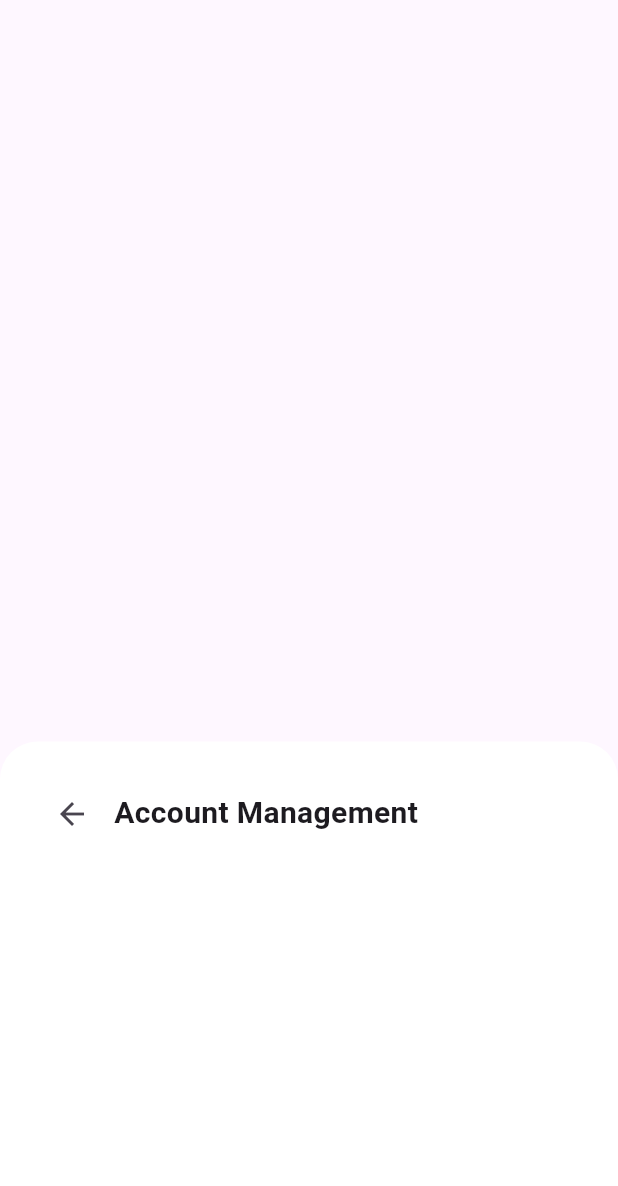
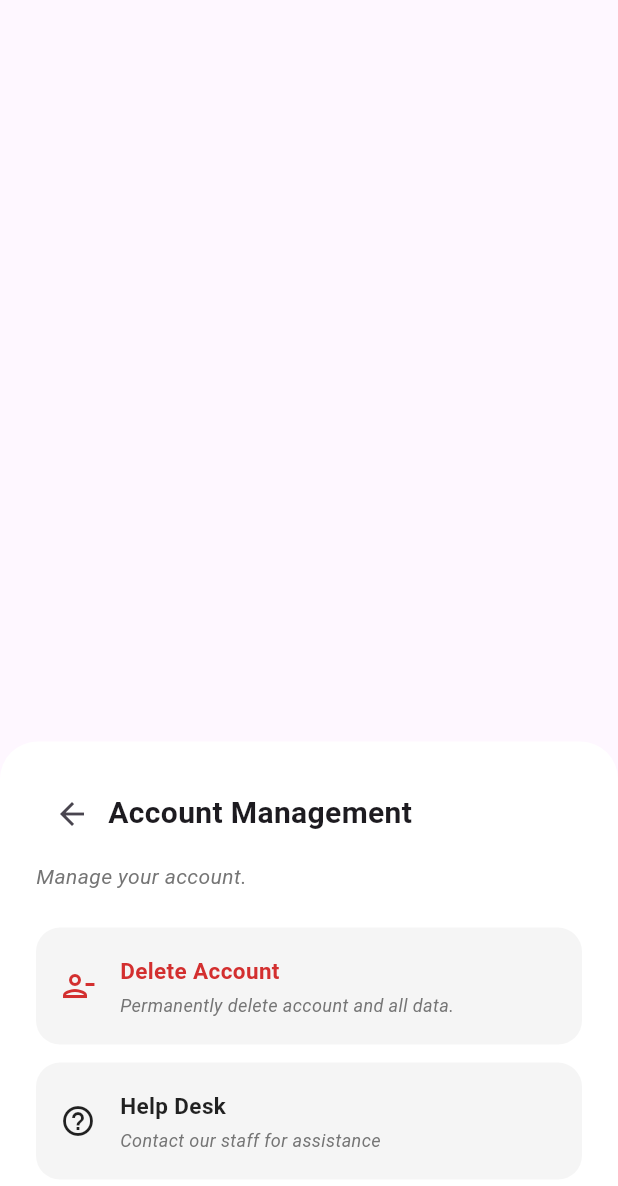
Before and after one commit to PRSM-Group/alerto_dev, a Flutter app: the AccountManagement widget shown alone on an empty page, opened directly, on a phone screen of 412 x 824 dp. Shown: the top 1186 px of the screen. Run offline on Flutter 3.47's test engine with Material 3 defaults, Android fonts, the phone set to English and light mode, and no system bars; our stand-ins replace flutter_riverpod, go_router, supabase_flutter; missing offline and left inert: maplibre_gl; accounts and stored records are empty; Roboto replaces fonts that are missing (GoogleSansFlex).

Commit message:
profile screen ui updates

```diff
--- a/lib/features/auth/controllers/auth_controller.dart
+++ b/lib/features/auth/controllers/auth_controller.dart
@@ -38,10 +38,8 @@ class AuthController extends AsyncNotifier<void> {
           name: 'auth.error',
           error: e,
         );
-        // Re-throw so Riverpod's AsyncValue captures the error state for UI display
         rethrow;
       } catch (e, stackTrace) {
-        // Catch-all for unexpected local/network errors
         developer.log(
           'LOGIN ERROR: An unexpected error occurred: $e',
           name: 'auth.error',
--- a/lib/features/profile/widgets/modals/account_management.dart
+++ b/lib/features/profile/widgets/modals/account_management.dart
@@ -1,4 +1,6 @@
 import 'package:flutter/material.dart';
+
+import '../../widgets/profile_action_card.dart';
 
 class AccountManagement extends StatelessWidget {
   const AccountManagement({super.key});
@@ -27,12 +29,38 @@ class AccountManagement extends StatelessWidget {
                     constraints: const BoxConstraints(),
                     onPressed: () => Navigator.pop(context),
                   ),
-                  const SizedBox(width: 4),
+                  const SizedBox(height: 8),
                   const Text(
                     'Account Management',
                     style: TextStyle(fontSize: 20, fontWeight: FontWeight.bold),
                   ),
                 ],
+              ),
+              const SizedBox(height: 8),
+              Text(
+                'Manage your account.',
+                style: TextStyle(
+                  fontSize: 14,
+                  color: Colors.grey.shade600,
+                  fontStyle: FontStyle.italic,
+                ),
+              ),
+              const SizedBox(height: 24),
+
+              ProfileActionCard(
+                icon: Icons.person_remove_outlined,
+                title: 'Delete Account',
+                subtitle: 'Permanently delete account and all data.',
+                textColor: Colors.red.shade700,
+                onTap: () {},
+              ),
+              const SizedBox(height: 12),
+
+              ProfileActionCard(
+                icon: Icons.help_outline,
+                title: 'Help Desk',
+                subtitle: 'Contact our staff for assistance',
+                onTap: () {},
               ),
             ],
           ),
--- /dev/null
+++ b/lib/features/profile/widgets/profile_action_card.dart
@@ -0,0 +1,68 @@
+import 'package:flutter/material.dart';
+
+class ProfileActionCard extends StatelessWidget {
+  final IconData icon;
+  final String title;
+  final String subtitle;
+  final Color? textColor;
+  final VoidCallback onTap;
+
+  const ProfileActionCard({
+    super.key,
+    required this.icon,
+    required this.title,
+    required this.subtitle,
+    this.textColor,
+    required this.onTap,
+  });
+
+  @override
+  Widget build(BuildContext context) {
+    return Container(
+      decoration: BoxDecoration(
+        color: Colors.grey.shade100,
+        borderRadius: BorderRadius.circular(16),
+      ),
+      child: Material(
+        color: Colors.transparent,
+        child: InkWell(
+          onTap: onTap,
+          borderRadius: BorderRadius.circular(16),
+          child: Padding(
+            padding: const EdgeInsets.symmetric(horizontal: 16, vertical: 18),
+            child: Row(
+              children: [
+                Icon(icon, size: 24, color: textColor ?? Colors.black87),
+                const SizedBox(width: 16),
+                Expanded(
+                  child: Column(
+                    crossAxisAlignment: CrossAxisAlignment.start,
+                    children: [
+                      Text(
+                        title,
+                        style: TextStyle(
+                          fontSize: 15,
+                          fontWeight: FontWeight.bold,
+                          color: textColor ?? Colors.black87,
+                        ),
+                      ),
+                      const SizedBox(height: 4),
+                      Text(
+                        subtitle,
+                        style: TextStyle(
+                          fontSize: 12,
+                          color: Colors.grey.shade600,
+                          fontStyle: FontStyle.italic,
+                        ),
+                      ),
+                    ],
+                  ),
+                ),
+              ],
+            ),
+          ),
+        ),
+      ),
+    );
+  }
+}
```
Also changed, not shown: lib/features/profile/widgets/modals/manage_safewords.dart (+10 -1 lines), lib/features/profile/widgets/modals/privacy_settings.dart (+34 -2 lines), lib/features/profile/widgets/modals/terms_conditions.dart (+15 -4 lines), lib/features/profile/widgets/privacy_toggle.dart (added, +49 -0 lines).
